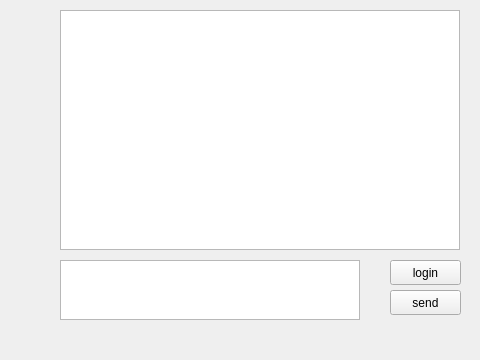
windr0id/if_client, file mainwindow.ui: the form before one commit.
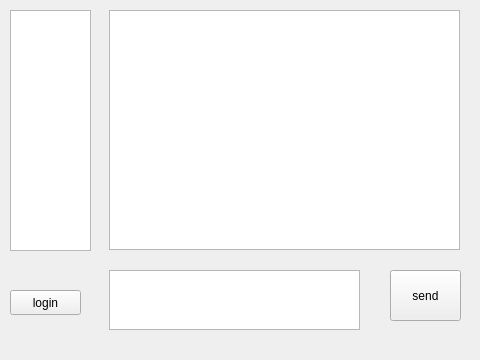
The form after the commit.

```diff
--- a/mainwindow.ui
+++ b/mainwindow.ui
@@ -32,9 +32,9 @@
    <widget class="QTextBrowser" name="textBrowser">
     <property name="geometry">
      <rect>
-      <x>60</x>
+      <x>109</x>
       <y>10</y>
-      <width>400</width>
+      <width>351</width>
       <height>240</height>
      </rect>
     </property>
@@ -42,9 +42,9 @@
    <widget class="QTextEdit" name="textEdit">
     <property name="geometry">
      <rect>
-      <x>60</x>
-      <y>260</y>
-      <width>300</width>
+      <x>109</x>
+      <y>270</y>
+      <width>251</width>
       <height>60</height>
      </rect>
     </property>
@@ -53,9 +53,9 @@
     <property name="geometry">
      <rect>
       <x>390</x>
-      <y>290</y>
+      <y>270</y>
       <width>71</width>
-      <height>25</height>
+      <height>51</height>
      </rect>
     </property>
     <property name="text">
@@ -65,8 +65,8 @@
    <widget class="QPushButton" name="Button_login">
     <property name="geometry">
      <rect>
-      <x>390</x>
-      <y>260</y>
+      <x>10</x>
+      <y>290</y>
       <width>71</width>
       <height>25</height>
      </rect>
@@ -75,6 +75,16 @@
      <string>login</string>
     </property>
    </widget>
+   <widget class="QListWidget" name="listWidget">
+    <property name="geometry">
+     <rect>
+      <x>10</x>
+      <y>10</y>
+      <width>81</width>
+      <height>241</height>
+     </rect>
+    </property>
+   </widget>
   </widget>
   <widget class="QMenuBar" name="menuBar">
    <property name="enabled">
```
